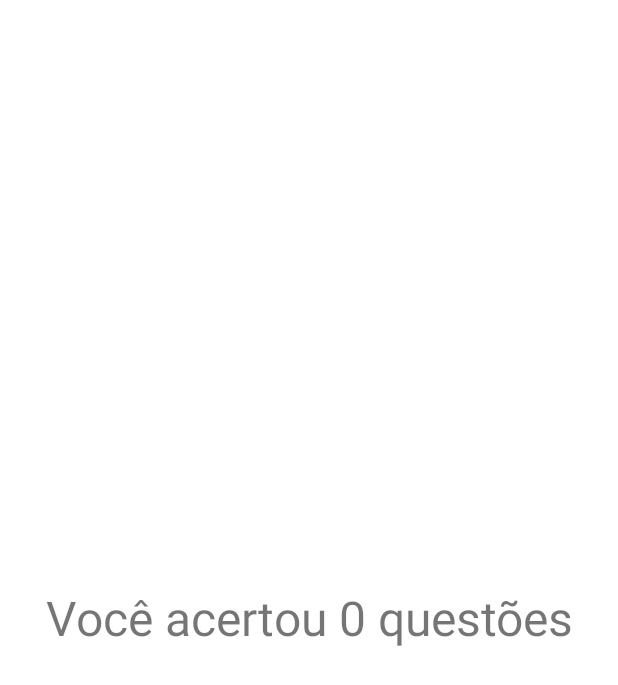
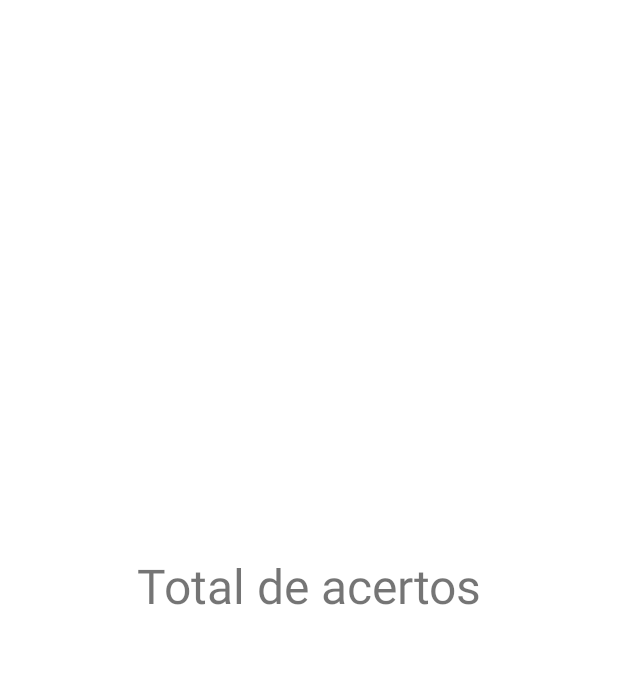
Before and after one commit to rodrigopupe/poc-synthetic-view-binding, an Android app: the GameActivity screen opened directly, with no data from a screen before it, after a tap on "VER RESULTADO", on a phone screen of 412 x 824 dp. Shown: the top 685 px of the screen. Run offline under Robolectric (Android 15) with nearby library versions, the phone set to English and light mode, and no system bars; our stand-ins replace data binding; 2 statements that could not run were skipped.

Commit message:
Refactoring to demonstrate DataBinding showing Game Result.

```diff
--- a/app/build.gradle
+++ b/app/build.gradle
@@ -2,6 +2,7 @@ plugins {
     id 'com.android.application'
     id 'kotlin-android'
     id 'kotlin-kapt'
+    id 'kotlin-android-extensions'
 }
 
 android {
--- /dev/null
+++ b/app/src/main/java/com/example/projviewbindingpoc/data/models/GameResult.kt
@@ -0,0 +1,13 @@
+package com.example.projviewbindingpoc.data.models
+
+import android.os.Parcelable
+import kotlinx.android.parcel.Parcelize
+
+@Parcelize
+data class GameResult (
+    val questions: List<Question>
+): Parcelable {
+    fun getTotalRightAnswers(): Int {
+        return questions.count { it.isTheAnswerRight() }
+    }
+}
--- a/app/src/main/java/com/example/projviewbindingpoc/data/models/Question.kt
+++ b/app/src/main/java/com/example/projviewbindingpoc/data/models/Question.kt
@@ -1,11 +1,15 @@
 package com.example.projviewbindingpoc.data.models
 
+import android.os.Parcelable
+import kotlinx.android.parcel.Parcelize
+
+@Parcelize
 data class Question(
     val id: String,
     val statement: String,
     val answerOptions: List<String>,
     val rightAnswerIndex: Int,
     var userChoiceIndex: Int? = null
-) {
+) : Parcelable {
     fun isTheAnswerRight(): Boolean = userChoiceIndex == rightAnswerIndex
 }
--- a/app/src/main/java/com/example/projviewbindingpoc/view/GameActivity.kt
+++ b/app/src/main/java/com/example/projviewbindingpoc/view/GameActivity.kt
@@ -6,6 +6,7 @@ import androidx.lifecycle.Observer
 import androidx.lifecycle.ViewModelProvider
 import androidx.recyclerview.widget.LinearLayoutManager
 import com.example.projviewbindingpoc.business.usecase.GetAllAvailableQuestionsUseCase
+import com.example.projviewbindingpoc.data.models.GameResult
 import com.example.projviewbindingpoc.data.models.Question
 import com.example.projviewbindingpoc.data.repository.QuestionRepositoryImpl
 import com.example.projviewbindingpoc.databinding.ActivityGameBinding
@@ -52,7 +53,10 @@ class GameActivity : AppCompatActivity() {
     }
 
     private fun openResultScreen() {
-        ResultActivity.start(this, viewModel.getRightAnswersCount())
+        val gameResult = GameResult(
+            viewModel.questions.value!!
+        )
+        ResultActivity.start(this, gameResult)
         this.finish()
     }
 }
--- a/app/src/main/java/com/example/projviewbindingpoc/view/GameViewModel.kt
+++ b/app/src/main/java/com/example/projviewbindingpoc/view/GameViewModel.kt
@@ -14,10 +14,6 @@ class GameViewModel(private val getAllAvailableQuestionsUseCase: GetAllAvailable
         questions.value = getAllAvailableQuestionsUseCase.execute()
     }
 
-    fun getRightAnswersCount(): Int {
-        return questions.value!!.count { it.isTheAnswerRight() }
-    }
-
     class Factory(val getAllAvailableQuestionsUseCase: GetAllAvailableQuestionsUseCase) : ViewModelProvider.Factory {
         override fun <T : ViewModel?> create(modelClass: Class<T>): T {
             return GameViewModel(getAllAvailableQuestionsUseCase) as T
--- a/app/src/main/java/com/example/projviewbindingpoc/view/ResultActivity.kt
+++ b/app/src/main/java/com/example/projviewbindingpoc/view/ResultActivity.kt
@@ -3,8 +3,11 @@ package com.example.projviewbindingpoc.view
 import android.content.Context
 import android.content.Intent
 import android.os.Bundle
+import android.view.View
 import androidx.appcompat.app.AppCompatActivity
+import androidx.databinding.DataBindingUtil
 import com.example.projviewbindingpoc.R
+import com.example.projviewbindingpoc.data.models.GameResult
 import com.example.projviewbindingpoc.databinding.ActivityResultBinding
 
 class ResultActivity : AppCompatActivity() {
@@ -12,26 +15,24 @@ class ResultActivity : AppCompatActivity() {
     private lateinit var binding: ActivityResultBinding
 
     companion object {
-        private const val KEY_RIGHT_ANSWER_COUNT = "RIGHT_ANSWER_COUNT"
+        private const val KEY_GAME_RESULT = "GAME_RESULT"
 
-        fun start(context: Context, rightAnswerCount: Int) {
+        fun start(context: Context, gameResult: GameResult) {
             val nextScreen = Intent(context, ResultActivity::class.java)
-            nextScreen.putExtra(KEY_RIGHT_ANSWER_COUNT, rightAnswerCount)
+            nextScreen.putExtra(KEY_GAME_RESULT, gameResult)
             context.startActivity(nextScreen)
         }
     }
 
     override fun onCreate(savedInstanceState: Bundle?) {
         super.onCreate(savedInstanceState)
-        binding = ActivityResultBinding.inflate(layoutInflater)
-        setContentView(binding.root)
+        binding = DataBindingUtil.setContentView(this, R.layout.activity_result)
 
         initViews()
     }
 
     private fun initViews() {
-        val rightAnswerCount = intent.getIntExtra(KEY_RIGHT_ANSWER_COUNT, 0)
-        binding.tvMessage.text =
-            resources.getQuantityString(R.plurals.rightStatementsCount, rightAnswerCount, rightAnswerCount)
+        val gameResult = intent.getParcelableExtra<GameResult>(KEY_GAME_RESULT)!!
+        binding.gameResult = gameResult
     }
 }
--- a/app/src/main/res/layout/activity_result.xml
+++ b/app/src/main/res/layout/activity_result.xml
@@ -1,15 +1,36 @@
 <?xml version="1.0" encoding="utf-8"?>
-<LinearLayout xmlns:android="http://schemas.android.com/apk/res/android"
+<layout xmlns:android="http://schemas.android.com/apk/res/android">
+
+    <data>
+
+        <import type="com.example.projviewbindingpoc.data.models.GameResult" />
+
+        <variable
+            name="gameResult"
+            type="GameResult" />
+
+    </data>
+
+    <LinearLayout
         android:layout_width="match_parent"
         android:layout_height="match_parent"
-    android:gravity="center">
+        android:gravity="center"
+        android:orientation="vertical">
+
+        <TextView
+            android:layout_width="match_parent"
+            android:layout_height="wrap_content"
+            android:text="Total de acertos"
+            android:textAlignment="center"
+            android:textSize="32sp" />
 
         <TextView
             android:id="@+id/tv_message"
             android:layout_width="match_parent"
             android:layout_height="wrap_content"
-        android:text="Você acertou X questões"
-        android:textSize="32sp"
-        android:textAlignment="center" />
+            android:text="@{ String.valueOf(gameResult.totalRightAnswers) }"
+            android:textAlignment="center"
+            android:textSize="32sp" />
 
     </LinearLayout>
+</layout>
```
Lines whose indentation alone changed are shown as unchanged.
